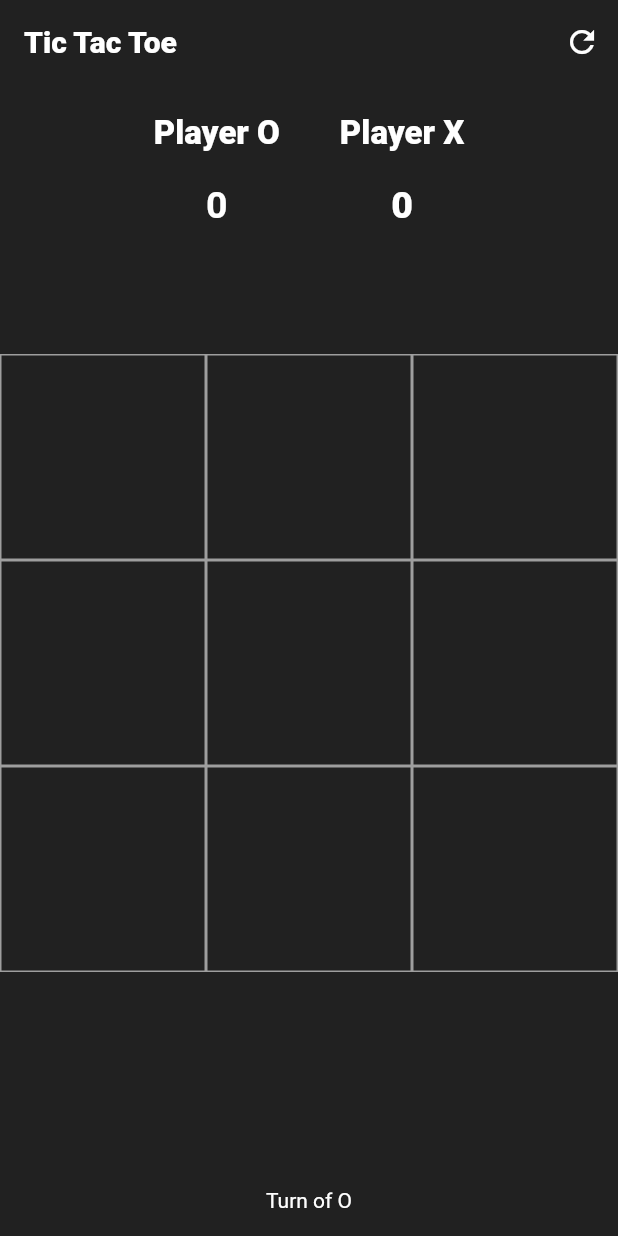
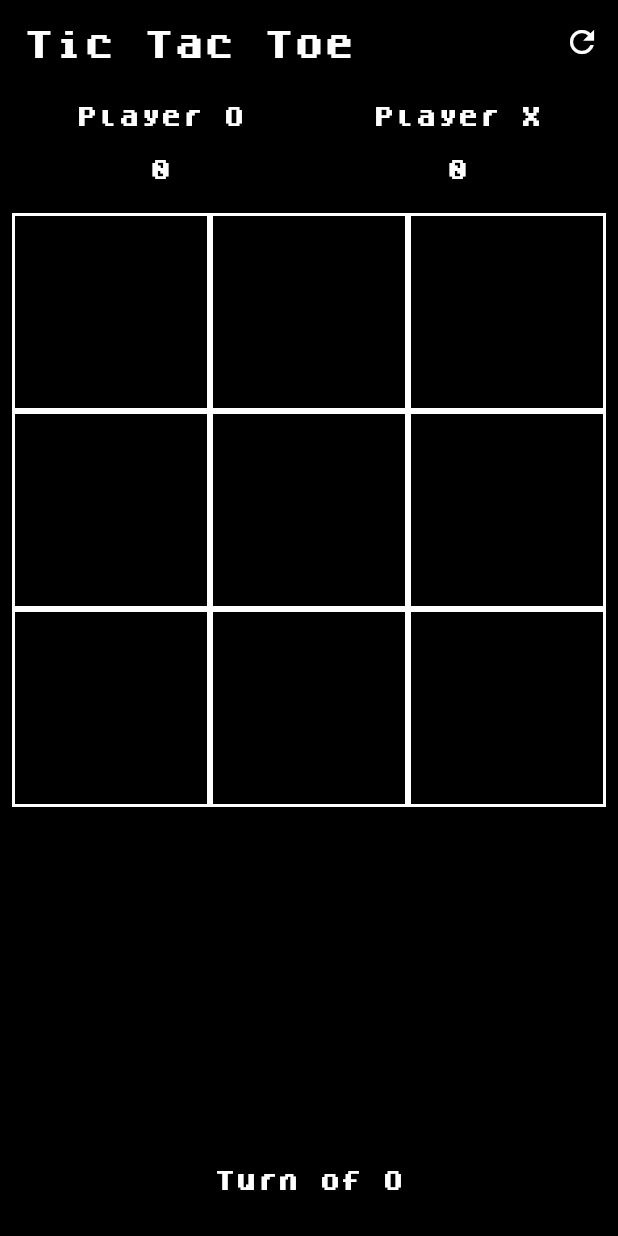
Before and after one commit to iramarJunior/tic_tac_toe, a Flutter app: the screen it shows after launch, on a phone screen of 412 x 824 dp. Run offline on Flutter 3.47's test engine with Material 2 defaults, Android fonts, the phone set to English and light mode, and no system bars.

Commit message:
Changing the font

```diff
--- a/lib/alert_dialog.dart
+++ b/lib/components/alert_dialog.dart
@@ -1,5 +1,4 @@
 import 'dart:io';
-
 import 'package:flutter/cupertino.dart';
 import 'package:flutter/material.dart';
 
@@ -8,7 +7,7 @@ Future<void> showAlertDialog({
   required String title,
   required String content,
   required String defaultActionText,
-  required final VoidCallback onOkPressed
+  required final VoidCallback onOkPressed,
 }) async {
   if (Platform.isIOS) {
     return await showCupertinoDialog(
@@ -32,7 +31,7 @@ Future<void> showAlertDialog({
       title: Text(title),
       content: Text(content),
       actions: <Widget>[
-        FlatButton(
+        TextButton(
           onPressed: () => onOkPressed(),
           child: Text(defaultActionText),
         ),
--- /dev/null
+++ b/lib/components/player.dart
@@ -0,0 +1,36 @@
+import 'package:flutter/material.dart';
+
+class Player extends StatelessWidget {
+  const Player({
+    Key? key,
+    required this.score,
+    required this.name,
+  }) : super(key: key);
+  final int score;
+  final String name;
+
+  @override
+  Widget build(BuildContext context) {
+    return Column(
+      children: [
+        Text(
+          name,
+          style: const TextStyle(
+            color: Colors.white,
+            fontWeight: FontWeight.bold,
+          ),
+        ),
+        const SizedBox(
+          height: 24,
+        ),
+        Text(
+          score.toString(),
+          style: const TextStyle(
+            color: Colors.white,
+            fontWeight: FontWeight.bold,
+          ),
+        ),
+      ],
+    );
+  }
+}
--- a/lib/main.dart
+++ b/lib/main.dart
@@ -1,5 +1,5 @@
 import 'package:flutter/material.dart';
-import 'package:tic_tac_toe/home_screen.dart';
+import 'package:tic_tac_toe/pages/home_screen.dart';
 
 void main() => runApp(const TicTacToeApp());
 
@@ -8,9 +8,10 @@ class TicTacToeApp extends StatelessWidget {
 
   @override
   Widget build(BuildContext context) {
-    return const MaterialApp(
+    return MaterialApp(
       debugShowCheckedModeBanner: false,
-      home: HomeScreen(),
+      theme: ThemeData(fontFamily: 'dogica'),
+      home: const HomeScreen(),
     );
   }
 }
--- a/lib/home_screen.dart
+++ b/lib/pages/home_screen.dart
@@ -1,6 +1,7 @@
 import 'package:flutter/cupertino.dart';
 import 'package:flutter/material.dart';
-import 'package:tic_tac_toe/alert_dialog.dart';
+import 'package:tic_tac_toe/components/alert_dialog.dart';
+import 'package:tic_tac_toe/components/player.dart';
 
 class Test extends StatefulWidget {
   const Test({Key? key}) : super(key: key);
@@ -11,9 +12,7 @@ class Test extends StatefulWidget {
 
 class _TestState extends State<Test> {
   @override
-  Widget build(BuildContext context) {
-    return Container();
-  }
+  Widget build(BuildContext context) => Container();
 }
 
 class HomeScreen extends StatefulWidget {
@@ -26,7 +25,7 @@ class HomeScreen extends StatefulWidget {
 class _HomeScreenState extends State<HomeScreen> {
   int _scoreX = 0;
   int _scoreO = 0;
-  bool _turnOfO = true;
+  bool _turnOf = true;
   int _filledBoxes = 0;
   final List<String> _xOrOList = [
     '',
@@ -45,25 +44,23 @@ class _HomeScreenState extends State<HomeScreen> {
     return Scaffold(
       appBar: AppBar(
         elevation: 0,
-        backgroundColor: Colors.grey[900],
+        backgroundColor: Colors.black,
         actions: [
           IconButton(
               icon: const Icon(Icons.refresh),
               onPressed: () {
                 _clearBoard();
-            },
-          )
+              })
         ],
         title: const Text(
           'Tic Tac Toe',
           style: TextStyle(
-              fontSize: 20.0,
             color: Colors.white,
-              fontWeight: FontWeight.w800
+            fontWeight: FontWeight.bold,
           ),
         ),
       ),
-      backgroundColor: Colors.grey[900],
+      backgroundColor: Colors.black,
       body: Column(
         children: [
           _buildPointsTable(),
@@ -75,76 +72,22 @@ class _HomeScreenState extends State<HomeScreen> {
   }
 
   Widget _buildPointsTable() {
-    return Expanded(
-      child: Container(
+    return Container(
+      padding: const EdgeInsets.fromLTRB(8.0, 16.0, 8.0, 16.0),
       child: Row(
-          mainAxisAlignment: MainAxisAlignment.center,
+        mainAxisAlignment: MainAxisAlignment.spaceAround,
         children: [
-            Padding(
-              padding: const EdgeInsets.all(
-                20.0,
-              ),
-              child: Column(
-                children: [
-                  const Text(
-                    'Player O',
-                    style: TextStyle(
-                        fontSize: 22.0,
-                        color: Colors.white,
-                        fontWeight: FontWeight.w800
-                    ),
-                  ),
-                  const SizedBox(
-                    height: 20,
-                  ),
-                  Text(
-                    _scoreO.toString(),
-                    style: const TextStyle(
-                        fontSize: 25.0,
-                        color: Colors.white,
-                        fontWeight: FontWeight.bold
-                    ),
-                  ),
+          Player(score: _scoreO, name: 'Player O'),
+          Player(score: _scoreX, name: 'Player X')
         ],
-              ),
-            ),
-            Padding(
-              padding: const EdgeInsets.all(
-                20.0,
-              ),
-              child: Column(
-                children: [
-                  const Text(
-                    'Player X',
-                    style: TextStyle(
-                        fontSize: 22.0,
-                        color: Colors.white,
-                        fontWeight: FontWeight.w800
-                    ),
-                  ),
-                  const SizedBox(
-                    height: 20,
-                  ),
-                  Text(
-                    _scoreX.toString(),
-                    style: const TextStyle(
-                        fontSize: 25.0,
-                        color: Colors.white,
-                        fontWeight: FontWeight.w800
-                    ),
-                  ),
-                ],
-              ),
-            ),
-          ],
-        ),
       ),
     );
   }
 
   Widget _buildGrid() {
     return Expanded(
-      flex: 3,
+      child: Padding(
+        padding: const EdgeInsets.all(8.0),
         child: GridView.builder(
           itemCount: 9,
           gridDelegate: const SliverGridDelegateWithFixedCrossAxisCount(
@@ -156,32 +99,37 @@ class _HomeScreenState extends State<HomeScreen> {
                 _tapped(index);
               },
               child: Container(
-                decoration:
-                BoxDecoration(border: Border.all(color: Colors.grey)),
+                decoration: BoxDecoration(
+                  border: Border.all(color: Colors.white, width: 2.0),
+                ),
                 child: Center(
                   child: Text(
                     _xOrOList[index],
                     style: TextStyle(
                       color:
                           _xOrOList[index] == 'x' ? Colors.white : Colors.red,
-                      fontSize: 40,
+                      fontSize: 32,
+                      fontWeight: FontWeight.bold,
                     ),
                   ),
                 ),
               ),
             );
-          }),
+          },
+        ),
+      ),
     );
   }
 
   Widget _buildTurn() {
     return Padding(
-      padding: const EdgeInsets.all(16.0),
+      padding: const EdgeInsets.all(32.0),
       child: Center(
         child: Text(
-          _turnOfO ? 'Turn of O' : 'Turn of X',
+          _turnOf ? 'Turn of O' : 'Turn of X',
           style: const TextStyle(
             color: Colors.white,
+            fontWeight: FontWeight.bold,
           ),
         ),
       ),
@@ -190,15 +138,15 @@ class _HomeScreenState extends State<HomeScreen> {
 
   void _tapped(int index) {
     setState(() {
-      if (_turnOfO && _xOrOList[index] == '') {
+      if (_turnOf && _xOrOList[index] == '') {
         _xOrOList[index] = 'o';
         _filledBoxes += 1;
-      } else if (!_turnOfO && _xOrOList[index] == '') {
+      } else if (!_turnOf && _xOrOList[index] == '') {
         _xOrOList[index] = 'x';
         _filledBoxes += 1;
       }
 
-      _turnOfO = !_turnOfO;
+      _turnOf = !_turnOf;
       _checkTheWinner();
     });
   }
```
Also changed, not shown: pubspec.yaml (+13 -11 lines), fonts/dogica.ttf (added), fonts/dogicabold.ttf (added), fonts/dogicapixel.ttf (added), fonts/dogicapixelbold.ttf (added), 1 other file. Lines whose indentation alone changed are shown as unchanged.
